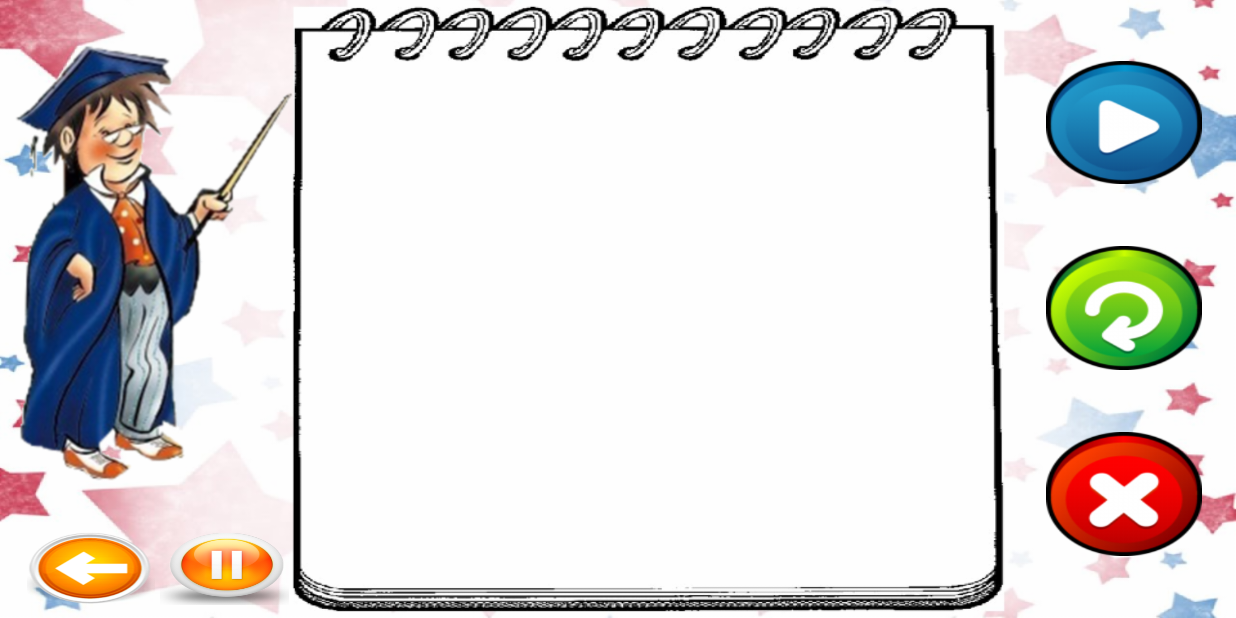
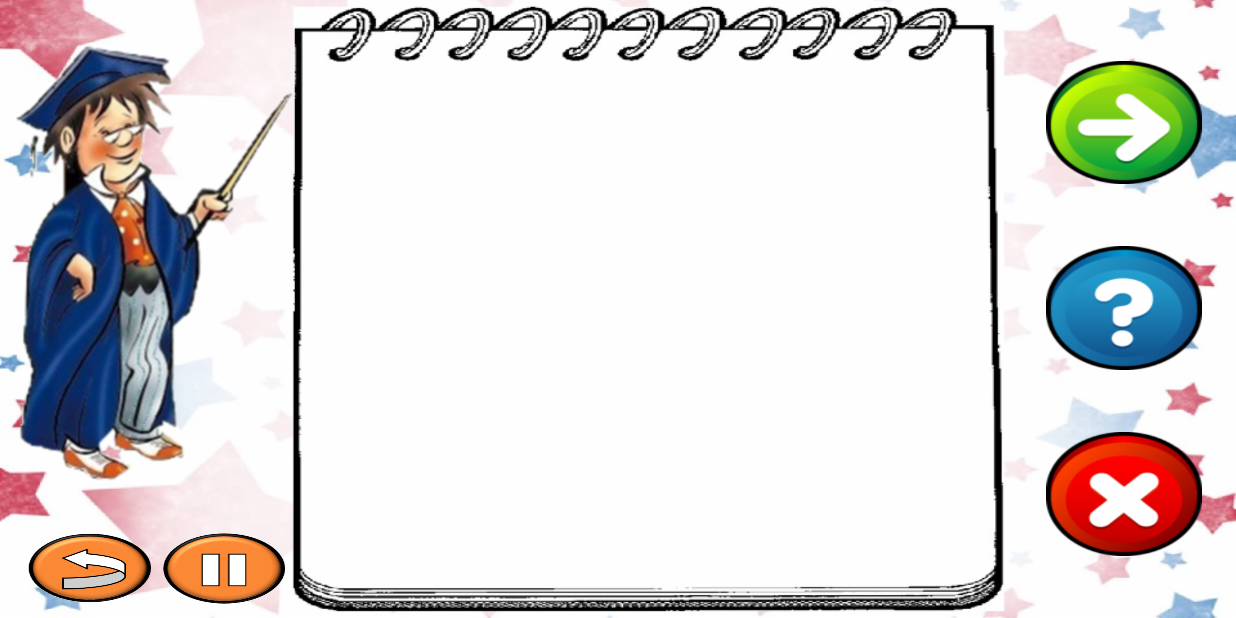
Before and after one commit to TalZahavi/DrawGame, an Android app: the screen it shows after launch (DrawActivity), after a tap on an icon or button, on a phone screen of 824 x 412 dp (held sideways). Run offline under Robolectric (Android 15) with nearby library versions, the phone set to English and light mode, and no system bars; libraries missing offline, so code that uses them is left out: com.googlecode.tesseract, com.plattysoft.leonids; 4 statements that could not run were skipped.

Commit message:
Change the buttons graphics

```diff
--- a/app/src/main/java/com/anyonecan/tal/drawgame/DrawActivity.java
+++ b/app/src/main/java/com/anyonecan/tal/drawgame/DrawActivity.java
@@ -59,7 +59,6 @@ public class DrawActivity extends ImmersiveActivity implements View.OnClickListe
     //TessBaseAPI baseApi;
 
     boolean continueMusic;
-    boolean musicIsOn;
 
 
     @Override
@@ -212,7 +211,12 @@ public class DrawActivity extends ImmersiveActivity implements View.OnClickListe
             }
         });
 
-        musicIsOn = true;
+        if (MusicManager.musicStopByMe) {
+            stopMusicButton.setBackgroundResource(R.drawable.play);
+        }
+        else {
+            stopMusicButton.setBackgroundResource(R.drawable.pause);
+        }
 
     }
 
@@ -379,17 +383,17 @@ public class DrawActivity extends ImmersiveActivity implements View.OnClickListe
         }
 
         else if (view.getId() == R.id.btn_stop_music) {
-            if (musicIsOn) {
+            if (!MusicManager.musicStopByMe) {
                 if (!continueMusic) {
                     MusicManager.pause();
-                    musicIsOn = false;
+                    MusicManager.musicStopByMe = true;
                     stopMusicButton.setBackgroundResource(R.drawable.play);
                 }
             }
             else {
                 continueMusic = false;
                 MusicManager.start(this, MusicManager.MUSIC_GAME);
-                musicIsOn = true;
+                MusicManager.musicStopByMe = false;
                 stopMusicButton.setBackgroundResource(R.drawable.pause);
             }
 
@@ -412,8 +416,10 @@ public class DrawActivity extends ImmersiveActivity implements View.OnClickListe
     @Override
     protected void onResume() {
         super.onResume();
-        continueMusic = false;
-        MusicManager.start(this, MusicManager.MUSIC_GAME);
+        if (!MusicManager.musicStopByMe) {
+            continueMusic = false;
+            MusicManager.start(this, MusicManager.MUSIC_GAME);
+        }
     }
 
     /**
--- a/app/src/main/java/com/anyonecan/tal/drawgame/MainActivity.java
+++ b/app/src/main/java/com/anyonecan/tal/drawgame/MainActivity.java
@@ -77,7 +77,7 @@ public class MainActivity extends ImmersiveActivity implements View.OnClickListe
             //finish();
         }
         if (view.getId() == R.id.btn_card5) {
-            intent.putExtra("intent_var","5");
+            intent.putExtra("intent_var", "5");
             startActivity(intent);
             //finish();
         }
@@ -118,8 +118,11 @@ public class MainActivity extends ImmersiveActivity implements View.OnClickListe
     @Override
     protected void onResume() {
         super.onResume();
-        continueMusic = false;
-        MusicManager.start(this, MusicManager.MUSIC_GAME);
+        if (!MusicManager.musicStopByMe) {
+            continueMusic = false;
+            MusicManager.start(this, MusicManager.MUSIC_GAME);
+        }
+
     }
 
     /**TODO:
--- a/app/src/main/java/com/anyonecan/tal/drawgame/MusicManager.java
+++ b/app/src/main/java/com/anyonecan/tal/drawgame/MusicManager.java
@@ -19,6 +19,8 @@ public class MusicManager {
     private static HashMap<Integer,MediaPlayer> players = new HashMap<>();
     private static int currentMusic = -1;
     private static int previousMusic = -1;
+
+    public static boolean musicStopByMe = false;
 
     public static float getMusicVolume(Context context) {
 //        String[] volumes = context.getResources().getStringArray(R.array.volume_values);
--- a/app/src/main/res/layout/activity_draw.xml
+++ b/app/src/main/res/layout/activity_draw.xml
@@ -66,7 +66,7 @@
                                 android:id="@+id/btn_goBack"
                                 android:layout_width="match_parent"
                                 android:layout_height="match_parent"
-                                android:background="@drawable/backwards" />
+                                android:background="@drawable/backback" />
 
                         </RelativeLayout>
 
@@ -200,7 +200,7 @@
                                 android:id="@+id/btn_send"
                                 android:layout_width="match_parent"
                                 android:layout_height="match_parent"
-                                android:background="@drawable/button_play" />
+                                android:background="@drawable/button_next" />
 
                         </RelativeLayout>
 
@@ -220,7 +220,7 @@
                                 android:id="@+id/btn_reload"
                                 android:layout_width="match_parent"
                                 android:layout_height="match_parent"
-                                android:background="@drawable/button_reload" />
+                                android:background="@drawable/button_help" />
 
                         </RelativeLayout>
 
```
Also changed, not shown: app/src/main/res/drawable/backback.png (added), app/src/main/res/drawable/button_help.png (added), app/src/main/res/drawable/button_next.png (added), app/src/main/res/drawable/button_play.png (deleted), app/src/main/res/drawable/button_reload.png (deleted), app/src/main/res/drawable/pause.png, app/src/main/res/drawable/play.png.
